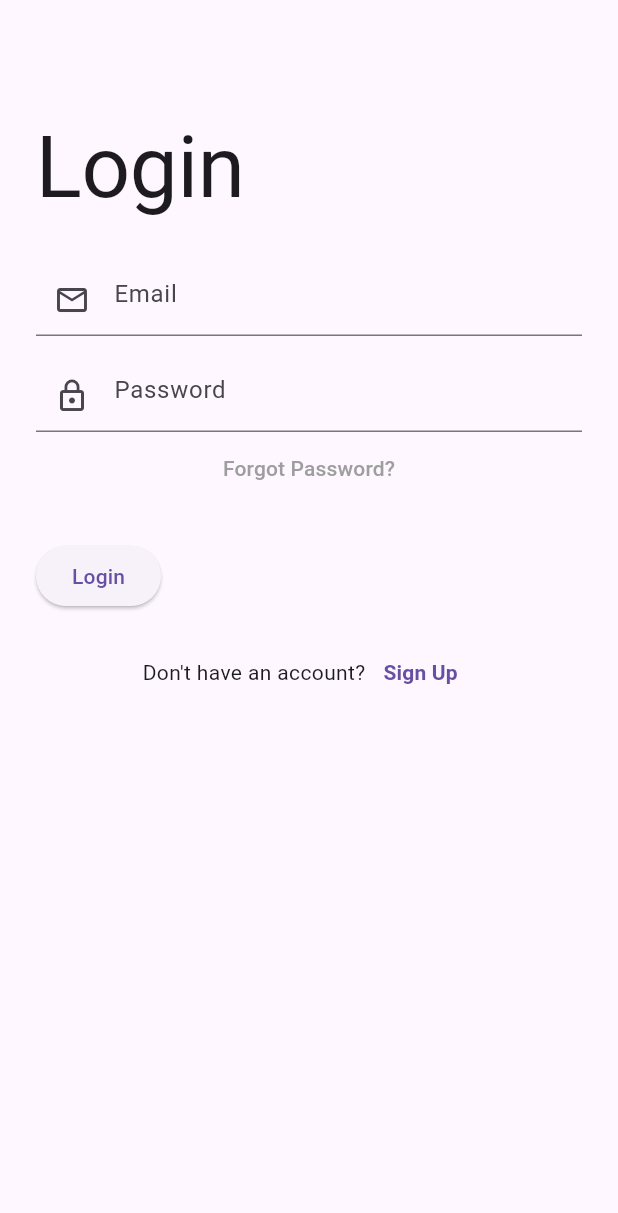
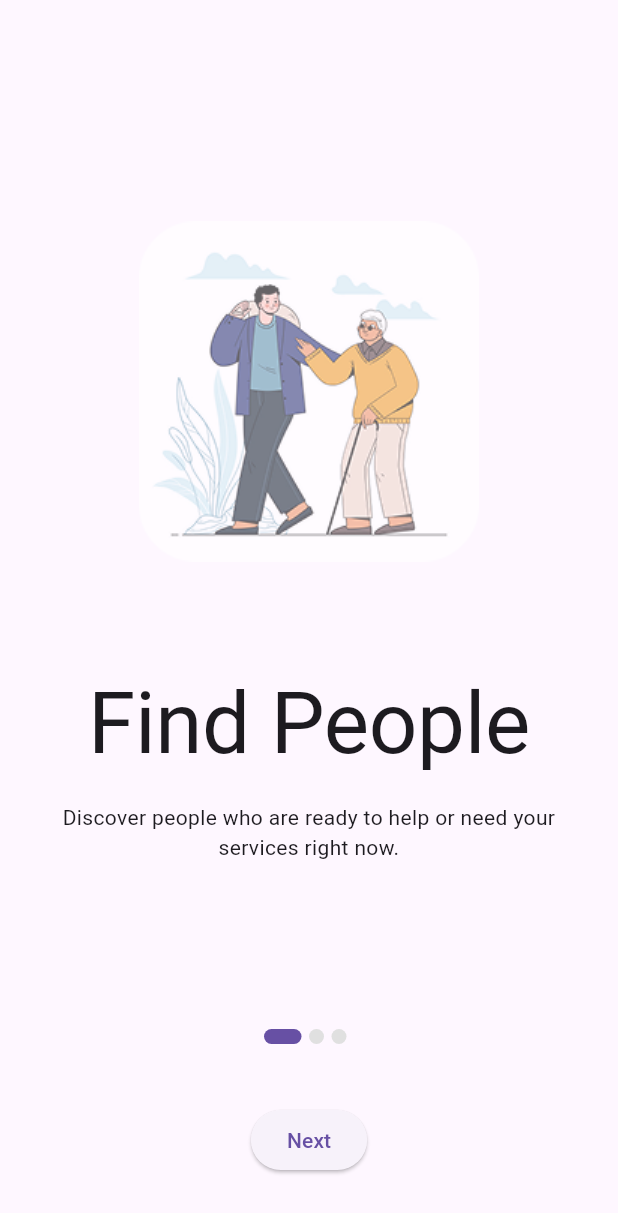
Before and after one commit to mti-prog/yntymak_mvp, a Flutter app: the screen it shows after launch, on a phone screen of 412 x 824 dp. Shown: the top 1213 px of the screen. Run offline on Flutter 3.47's test engine with Material 3 defaults, Android fonts, the phone set to English and light mode, and no system bars.

Commit message:
fourth task completed

```diff
--- /dev/null
+++ b/lib/models/onboarding_model.dart
@@ -0,0 +1,30 @@
+class OnboardingContent {
+  final String image;
+  final String title;
+  final String description;
+
+  OnboardingContent({
+    required this.image,
+    required this.title,
+    required this.description,
+  });
+}
+
+// Сразу подготовим список данных из твоих макетов
+List<OnboardingContent> contents = [
+  OnboardingContent(
+    image: 'assets/images/onboarding_first.png',
+    title: 'Find People',
+    description: 'Discover people who are ready to help or need your services right now.',
+  ),
+  OnboardingContent(
+    image: 'assets/images/onboarding_second.png',
+    title: 'Share Help',
+    description: 'Offer your skills and help others in your community for a reward.',
+  ),
+  OnboardingContent(
+    image: 'assets/images/onboarding_third.png',
+    title: 'Easy Communication',
+    description: 'Contact users directly and solve problems together through our platform.',
+  ),
+];
--- /dev/null
+++ b/lib/screens/onboarding_screen.dart
@@ -0,0 +1,106 @@
+import 'package:flutter/material.dart';
+import 'login_screen.dart';
+import '../models/onboarding_model.dart';
+
+class OnboardingScreen extends StatefulWidget {
+  const OnboardingScreen({super.key});
+
+  @override
+  State<OnboardingScreen> createState() => _OnboardingScreenState();
+}
+
+class _OnboardingScreenState extends State<OnboardingScreen> {
+  final PageController _controller = PageController();
+  int _currentIndex = 0; // Следим за текущей страницей
+
+  @override
+  Widget build(BuildContext context) {
+    return Scaffold(
+      body: Column(
+        children: [
+          Expanded(
+            child: PageView.builder(
+              controller: _controller,
+              itemCount: contents.length,
+              onPageChanged: (index) {
+                setState(() {
+                  _currentIndex = index;
+                });
+              },
+              itemBuilder: (context, index) {
+                return Padding(
+                  padding: const EdgeInsets.all(40.0),
+                  child: Column(
+                    mainAxisAlignment: MainAxisAlignment.center,
+                    children: [
+                      Image.asset(contents[index].image, height: 300),
+                      const SizedBox(height: 40),
+                      Text(
+                        contents[index].title,
+                        style: Theme.of(context).textTheme.displayLarge,
+                        textAlign: TextAlign.center,
+                      ),
+                      const SizedBox(height: 20),
+                      Text(
+                        contents[index].description,
+                        style: Theme.of(context).textTheme.bodyMedium,
+                        textAlign: TextAlign.center,
+                      ),
+                    ],
+                  ),
+                );
+              },
+            ),
+          ),
+
+          // Индикатор (точки)
+          Row(
+            mainAxisAlignment: MainAxisAlignment.center,
+            children: List.generate(
+              contents.length,
+                  (index) => buildDot(index, context),
+            ),
+          ),
+
+          // Кнопка перехода
+          Padding(
+            padding: const EdgeInsets.all(40.0),
+            child: ElevatedButton(
+              onPressed: () {
+                if (_currentIndex == contents.length - 1) {
+                  // Если последний слайд — идем на логин
+                  Navigator.pushReplacement(
+                    context,
+                    MaterialPageRoute(builder: (_) => const LoginScreen()),
+                  );
+                } else {
+                  // Иначе — листаем дальше
+                  _controller.nextPage(
+                    duration: const Duration(milliseconds: 300),
+                    curve: Curves.easeInOut,
+                  );
+                }
+              },
+              child: Text(_currentIndex == contents.length - 1 ? "Get Started" : "Next"),
+            ),
+          ),
+        ],
+      ),
+    );
+  }
+
+  // Виджет одной точки индикатора
+  Container buildDot(int index, BuildContext context) {
+    return Container(
+      height: 10,
+      width: _currentIndex == index ? 25 : 10, // Активная точка длиннее
+      margin: const EdgeInsets.only(right: 5),
+      decoration: BoxDecoration(
+        borderRadius: BorderRadius.circular(20),
+        color: _currentIndex == index
+            ? Theme.of(context).primaryColor
+            : Colors.grey.shade300,
+      ),
+    );
+  }
+}
--- a/lib/screens/splash_screen.dart
+++ b/lib/screens/splash_screen.dart
@@ -1,7 +1,7 @@
 import 'dart:async';
 import 'package:flutter/material.dart';
 import 'package:yntymak_mvp/core/app_theme.dart';
-import 'login_screen.dart';
+import 'onboarding_screen.dart';
 
 class SplashScreen extends StatefulWidget {
   const SplashScreen({super.key});
@@ -20,7 +20,7 @@ class _SplashScreenState extends State<SplashScreen> {
         // Используем pushReplacement, чтобы нельзя было вернуться назад
         Navigator.pushReplacement(
           context,
-          MaterialPageRoute(builder: (context) => const LoginScreen()),
+          MaterialPageRoute(builder: (context) => const OnboardingScreen()),
         );
       }
     });
--- a/pubspec.yaml
+++ b/pubspec.yaml
@@ -58,6 +58,9 @@ flutter:
   uses-material-design: true
   assets:
     - assets/images/logo.jpg
+    - assets/images/onboarding_first.png
+    - assets/images/onboarding_second.png
+    - assets/images/onboarding_third.png
 
   # To add assets to your application, add an assets section, like this:
   # assets:
```
Also changed, not shown: assets/images/onboarding_first.png (added), assets/images/onboarding_second.png (added), assets/images/onboarding_third.png (added).
